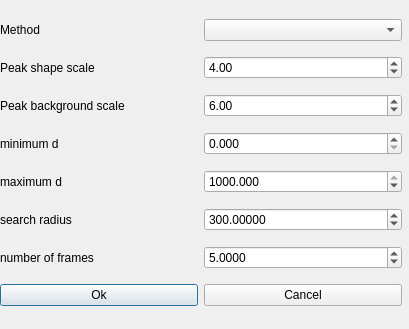
Qt form apps/nsxqt/ui/DialogIntegrate.ui (k61n/openhkl) before a commit.
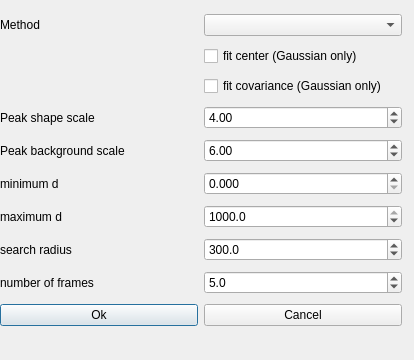
The same form after that commit.

Commit message: add gaussian fit integration mode

Diff of the .ui file:
```diff
--- a/apps/nsxqt/ui/DialogIntegrate.ui
+++ b/apps/nsxqt/ui/DialogIntegrate.ui
@@ -6,8 +6,8 @@
    <rect>
     <x>0</x>
     <y>0</y>
-    <width>409</width>
-    <height>329</height>
+    <width>414</width>
+    <height>360</height>
    </rect>
   </property>
   <property name="windowTitle">
@@ -22,18 +22,18 @@
      <x>0</x>
      <y>10</y>
      <width>402</width>
-     <height>309</height>
+     <height>328</height>
     </rect>
    </property>
    <layout class="QGridLayout" name="gridLayout">
-    <item row="6" column="0">
+    <item row="8" column="0">
      <widget class="QLabel" name="label_6">
       <property name="text">
        <string>number of frames</string>
       </property>
      </widget>
     </item>
-    <item row="1" column="1">
+    <item row="3" column="1">
      <widget class="QDoubleSpinBox" name="peakScale">
       <property name="singleStep">
        <double>0.010000000000000</double>
@@ -43,24 +43,24 @@
       </property>
      </widget>
     </item>
-    <item row="8" column="0">
+    <item row="10" column="0">
      <widget class="QPushButton" name="okButton">
       <property name="text">
        <string>Ok</string>
       </property>
      </widget>
     </item>
-    <item row="3" column="0">
+    <item row="5" column="0">
      <widget class="QLabel" name="label_3">
       <property name="text">
        <string>minimum d</string>
       </property>
      </widget>
     </item>
-    <item row="4" column="1">
+    <item row="6" column="1">
      <widget class="QDoubleSpinBox" name="dMax">
       <property name="decimals">
-       <number>3</number>
+       <number>1</number>
       </property>
       <property name="maximum">
        <double>1000.000000000000000</double>
@@ -73,24 +73,24 @@
       </property>
      </widget>
     </item>
-    <item row="4" column="0">
+    <item row="6" column="0">
      <widget class="QLabel" name="label_4">
       <property name="text">
        <string>maximum d</string>
       </property>
      </widget>
     </item>
-    <item row="2" column="0">
+    <item row="4" column="0">
      <widget class="QLabel" name="label">
       <property name="text">
        <string>Peak background scale</string>
       </property>
      </widget>
     </item>
-    <item row="5" column="1">
+    <item row="7" column="1">
      <widget class="QDoubleSpinBox" name="radius">
       <property name="decimals">
-       <number>5</number>
+       <number>1</number>
       </property>
       <property name="maximum">
        <double>10000.000000000000000</double>
@@ -103,21 +103,21 @@
       </property>
      </widget>
     </item>
-    <item row="8" column="1">
+    <item row="10" column="1">
      <widget class="QPushButton" name="cancelButton">
       <property name="text">
        <string>Cancel</string>
       </property>
      </widget>
     </item>
-    <item row="5" column="0">
+    <item row="7" column="0">
      <widget class="QLabel" name="label_5">
       <property name="text">
        <string>search radius</string>
       </property>
      </widget>
     </item>
-    <item row="2" column="1">
+    <item row="4" column="1">
      <widget class="QDoubleSpinBox" name="bkgScale">
       <property name="singleStep">
        <double>0.010000000000000</double>
@@ -127,7 +127,7 @@
       </property>
      </widget>
     </item>
-    <item row="3" column="1">
+    <item row="5" column="1">
      <widget class="QDoubleSpinBox" name="dMin">
       <property name="decimals">
        <number>3</number>
@@ -140,10 +140,10 @@
       </property>
      </widget>
     </item>
-    <item row="6" column="1">
+    <item row="8" column="1">
      <widget class="QDoubleSpinBox" name="nframes">
       <property name="decimals">
-       <number>4</number>
+       <number>1</number>
       </property>
       <property name="maximum">
        <double>1000.000000000000000</double>
@@ -153,7 +153,7 @@
       </property>
      </widget>
     </item>
-    <item row="1" column="0">
+    <item row="3" column="0">
      <widget class="QLabel" name="label_2">
       <property name="text">
        <string>Peak shape scale</string>
@@ -170,6 +170,20 @@
       </property>
      </widget>
     </item>
+    <item row="1" column="1">
+     <widget class="QCheckBox" name="fitCenter">
+      <property name="text">
+       <string>fit center (Gaussian only)</string>
+      </property>
+     </widget>
+    </item>
+    <item row="2" column="1">
+     <widget class="QCheckBox" name="fitCov">
+      <property name="text">
+       <string>fit covariance (Gaussian only)</string>
+      </property>
+     </widget>
+    </item>
    </layout>
   </widget>
  </widget>
```
The commit also changes 8 other files.
